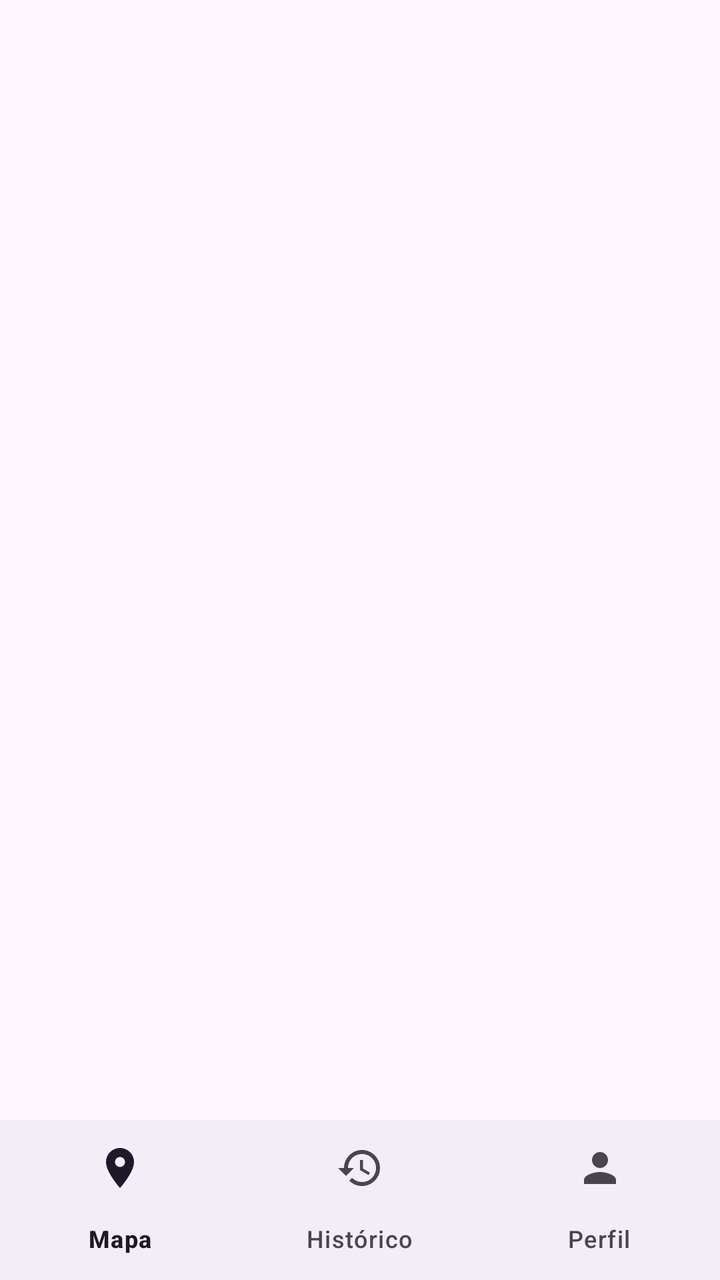
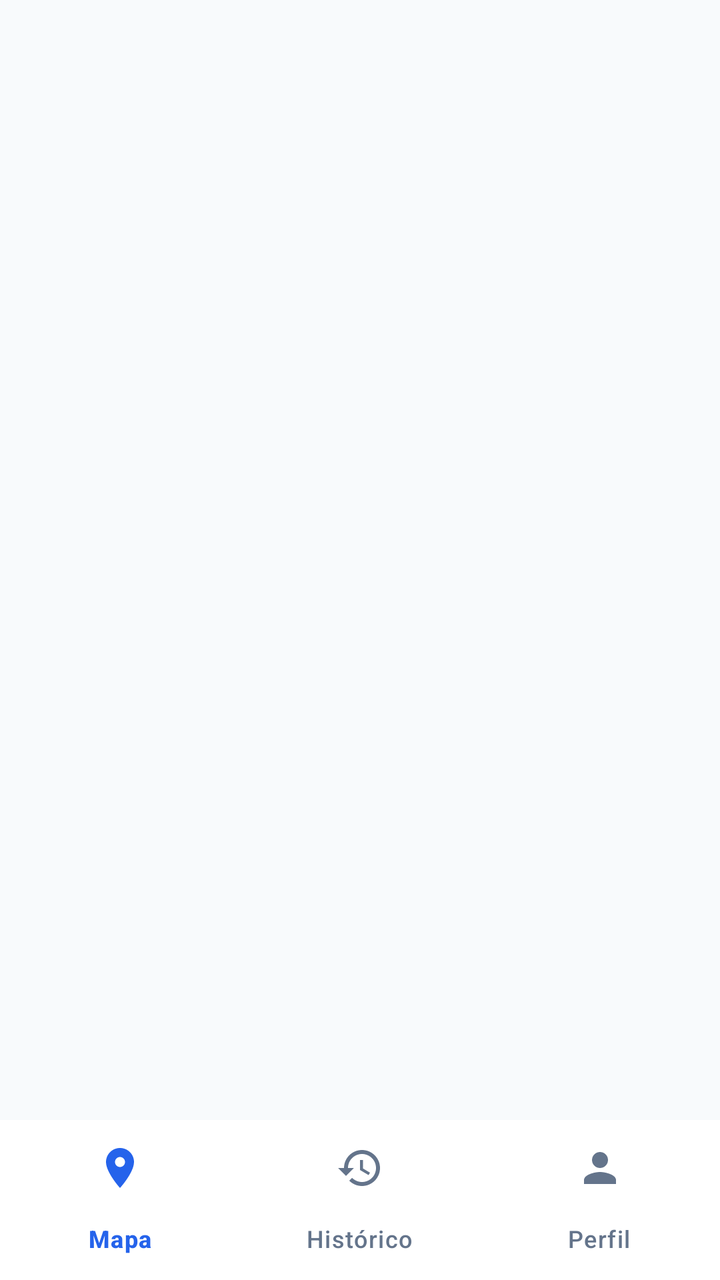

Two renders of the same Android screen: before a commit and after it. Below are the layout's source before the change and the commit's diff.
<!-- AndroidManifest.xml: application theme Theme.EasyMap -->
<!-- res/layout/activity_main.xml -->
<?xml version="1.0" encoding="utf-8"?>
<LinearLayout xmlns:android="http://schemas.android.com/apk/res/android"
    android:id="@+id/main"
    android:layout_width="match_parent"
    android:layout_height="match_parent"
    android:orientation="vertical">

    <FrameLayout
        android:id="@+id/fragment_container"
        android:layout_width="match_parent"
        android:layout_height="0dp"
        android:layout_weight="1" />

    <com.google.android.material.bottomnavigation.BottomNavigationView
        android:id="@+id/bottom_nav"
        android:layout_width="match_parent"
        android:layout_height="wrap_content"
        app:menu="@menu/bottom_nav"
        xmlns:app="http://schemas.android.com/apk/res-auto" />
</LinearLayout>
<!-- resources referenced by this layout -->
<resources>
  <style name="Theme.EasyMap" parent="Base.Theme.EasyMap" />
  <style name="Base.Theme.EasyMap" parent="Theme.Material3.DayNight.NoActionBar">
          <item name="colorPrimary">#1D4ED8</item>
          <item name="colorOnPrimary">#FFFFFF</item>
      </style>
</resources>

<!-- the commit's change to res/layout/activity_main.xml (unified diff, before → after) -->
@@ -1,8 +1,10 @@
 <?xml version="1.0" encoding="utf-8"?>
 <LinearLayout xmlns:android="http://schemas.android.com/apk/res/android"
+    xmlns:app="http://schemas.android.com/apk/res-auto"
     android:id="@+id/main"
     android:layout_width="match_parent"
     android:layout_height="match_parent"
+    android:background="#F8FAFC"
     android:orientation="vertical">
 
     <FrameLayout
@@ -15,6 +17,12 @@
         android:id="@+id/bottom_nav"
         android:layout_width="match_parent"
         android:layout_height="wrap_content"
-        app:menu="@menu/bottom_nav"
-        xmlns:app="http://schemas.android.com/apk/res-auto" />
+        android:background="#FFFFFF"
+        app:elevation="8dp"
+        app:itemActiveIndicatorStyle="@style/Widget.App.BottomNavigationView.ActiveIndicator"
+        app:itemIconTint="@color/bottom_nav_colors"
+        app:itemRippleColor="#202563EB"
+        app:itemTextColor="@color/bottom_nav_colors"
+        app:labelVisibilityMode="labeled"
+        app:menu="@menu/bottom_nav" />
 </LinearLayout>
<!-- resource entries referenced after the edit -->
@@ -1,5 +1,8 @@
 <!-- resources referenced by this layout -->
 <resources>
+  <style name="Widget.App.BottomNavigationView.ActiveIndicator" parent="Widget.Material3.BottomNavigationView.ActiveIndicator">
+          <item name="android:color">@android:color/transparent</item>
+      </style>
   <style name="Theme.EasyMap" parent="Base.Theme.EasyMap" />
   <style name="Base.Theme.EasyMap" parent="Theme.Material3.DayNight.NoActionBar">
           <item name="colorPrimary">#1D4ED8</item>
